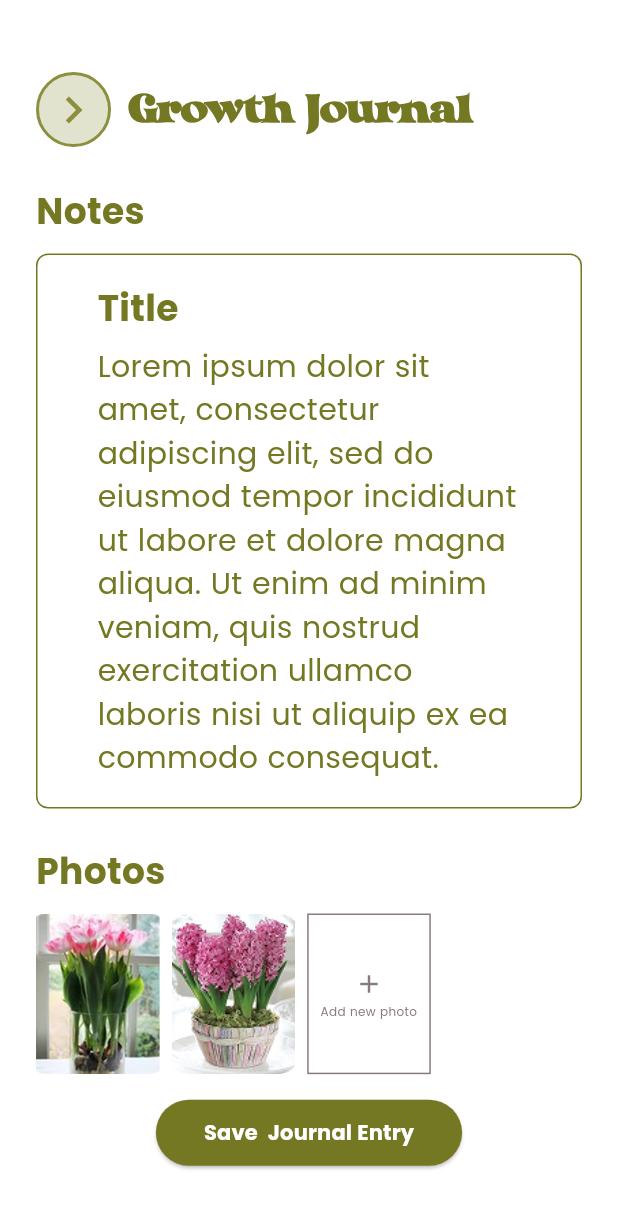
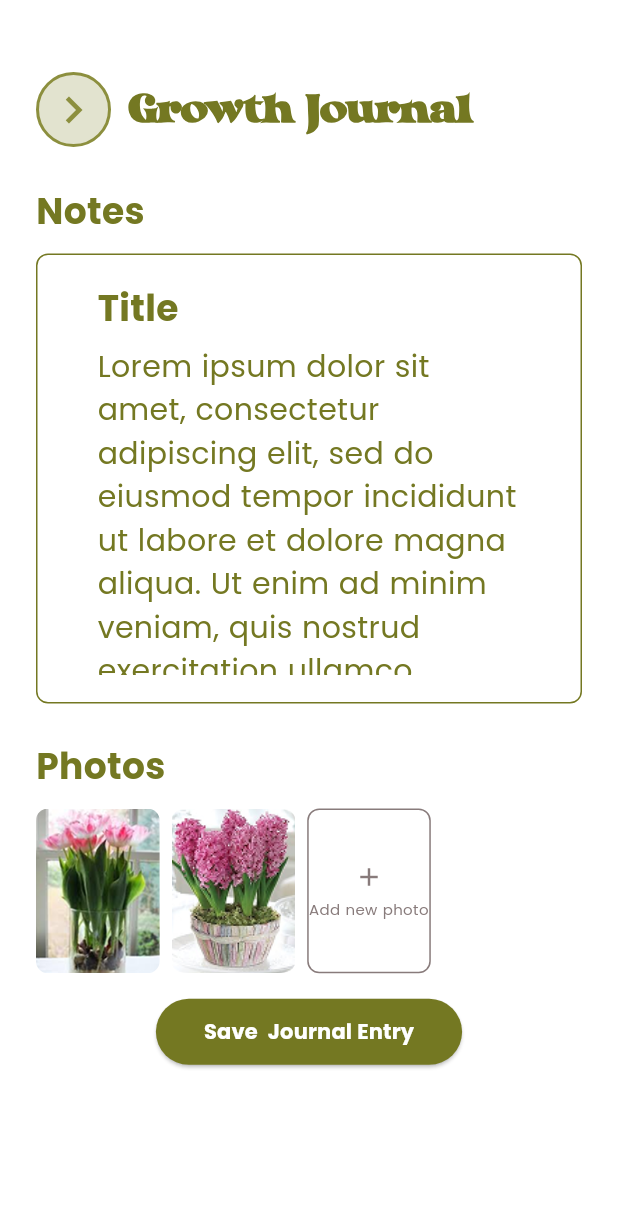
Before and after one commit to breamier/sproutly, a Flutter app: the GrowthJournalScreen screen opened directly, on a phone screen of 412 x 824 dp. Shown: the top 1209 px of the screen. Run offline on Flutter 3.47's test engine with Material 3 defaults, Android fonts, the light colour scheme and no system bars; our stand-ins replace cloud_firestore, firebase_core, flutter_local_notifications, flutter_timezone, permission_handler, timezone; accounts and stored records are empty.

Commit message:
Growth Journal Revamp4

```diff
--- a/lib/screens/growthjournal_screen.dart
+++ b/lib/screens/growthjournal_screen.dart
@@ -10,22 +10,28 @@ class GrowthJournalScreen extends StatelessWidget {
     fontFamily: 'Curvilingus',
     fontWeight: FontWeight.w700,
     fontSize: 40,
-    color: Color(0xFF747822),
+    color: oliveGreen,
   );
 
   static const TextStyle headingFont = TextStyle(
     fontFamily: 'Poppins',
     fontWeight: FontWeight.w700,
     fontSize: 24,
-    color: Color(0xFF747822),
+    color: oliveGreen,
   );
 
   static const TextStyle bodyFont = TextStyle(
     fontFamily: 'Poppins',
     fontWeight: FontWeight.w400,
     fontSize: 20,
-    color: Color(0xFF747822),
+    color: oliveGreen,
   );
+
+  // Example mock image paths – replace with dynamic data later
+  final List<String> imagePaths = const [
+    'assets/tulips.png',
+    'assets/hyacinth.png',
+  ];
 
   @override
   Widget build(BuildContext context) {
@@ -59,7 +65,7 @@ class GrowthJournalScreen extends StatelessWidget {
                         ),
                       );
                     },
-                    child: Icon(
+                    child: const Icon(
                       Icons.chevron_right,
                       color: Color(0xFF8C8F3E),
                       size: 36,
@@ -73,7 +79,7 @@ class GrowthJournalScreen extends StatelessWidget {
                     fontFamily: 'Curvilingus',
                     fontWeight: FontWeight.w700,
                     fontSize: MediaQuery.of(context).size.width * 0.08,
-                    color: const Color(0xFF747822),
+                    color: oliveGreen,
                   ),
                 ),
               ],
@@ -86,6 +92,7 @@ class GrowthJournalScreen extends StatelessWidget {
 
             Container(
               width: double.infinity,
+              height: 300,
               padding: const EdgeInsets.symmetric(horizontal: 40, vertical: 18),
               decoration: BoxDecoration(
                 border: Border.all(color: oliveGreen),
@@ -96,9 +103,15 @@ class GrowthJournalScreen extends StatelessWidget {
                 children: [
                   Text("Title", style: headingFont),
                   SizedBox(height: 8),
-                  Text(
-                    "Lorem ipsum dolor sit amet, consectetur adipiscing elit, sed do eiusmod tempor incididunt ut labore et dolore magna aliqua. Ut enim ad minim veniam, quis nostrud exercitation ullamco laboris nisi ut aliquip ex ea commodo consequat.",
+                  Expanded(
+                    child: SingleChildScrollView(
+                      child: Text(
+                        "Lorem ipsum dolor sit amet, consectetur adipiscing elit, sed do eiusmod tempor incididunt ut labore et dolore magna aliqua. "
+                        "Ut enim ad minim veniam, quis nostrud exercitation ullamco laboris nisi ut aliquip ex ea commodo consequat. "
+                        "Duis aute irure dolor in reprehenderit in voluptate velit esse cillum dolore eu fugiat nulla pariatur.",
                         style: bodyFont,
+                      ),
+                    ),
                   ),
                 ],
               ),
@@ -112,21 +125,24 @@ class GrowthJournalScreen extends StatelessWidget {
               scrollDirection: Axis.horizontal,
               child: Row(
                 children: [
-                  _buildPhoto(context, "assets/tulips.png"),
-                  const SizedBox(width: 8),
-                  _buildPhoto(context, "assets/hyacinth.png"),
-                  const SizedBox(width: 8),
+                  ...imagePaths.map(
+                    (path) => Padding(
+                      padding: const EdgeInsets.only(right: 8),
+                      child: _buildPhoto(context, path),
+                    ),
+                  ),
                   _buildAddPhotoBox(context),
                 ],
               ),
             ),
 
-            // const Spacer(),
             const SizedBox(height: 15),
 
             Center(
               child: ElevatedButton(
-                onPressed: () {},
+                onPressed: () {
+                  // TODO: Implement save logic
+                },
                 style: ElevatedButton.styleFrom(
                   backgroundColor: oliveGreen,
                   shape: RoundedRectangleBorder(
@@ -156,30 +172,32 @@ class GrowthJournalScreen extends StatelessWidget {
 
   Widget _buildPhoto(BuildContext context, String path) {
     final screenWidth = MediaQuery.of(context).size.width;
-    final imageWidth = screenWidth * 0.2;
-    final imageHeight = imageWidth * 1.30;
+    final photoWidth = screenWidth * 0.2;
 
-    return ClipRRect(
-      child: Image.asset(
-        path,
-        width: imageWidth,
-        height: imageHeight,
-        fit: BoxFit.cover,
+    return SizedBox(
+      width: photoWidth,
+      child: AspectRatio(
+        aspectRatio: 3 / 4,
+        child: ClipRRect(
+          borderRadius: BorderRadius.circular(8),
+          child: Image.asset(path, fit: BoxFit.cover),
+        ),
       ),
     );
   }
 
   Widget _buildAddPhotoBox(BuildContext context) {
     final screenWidth = MediaQuery.of(context).size.width;
-    final imageWidth = screenWidth * 0.2;
-    final imageHeight = imageWidth * 1.30;
+    final boxWidth = screenWidth * 0.2;
 
-    return Container(
-      width: imageWidth,
-      height: imageHeight,
+    return SizedBox(
+      width: boxWidth,
+      child: AspectRatio(
+        aspectRatio: 3 / 4, // Matches image aspect ratio
+        child: Container(
           decoration: BoxDecoration(
-        border: Border.all(color: Color.fromARGB(255, 136, 123, 123)),
-        // borderRadius: BorderRadius.circular(4),
+            border: Border.all(color: const Color.fromARGB(255, 136, 123, 123)),
+            borderRadius: BorderRadius.circular(8),
           ),
           child: const Center(
             child: Column(
@@ -190,12 +208,12 @@ class GrowthJournalScreen extends StatelessWidget {
                   size: 20,
                   color: Color.fromARGB(255, 136, 123, 123),
                 ),
-            SizedBox(height: 2),
+                SizedBox(height: 4),
                 Text(
                   "Add new photo",
                   style: TextStyle(
                     fontFamily: 'Poppins',
-                fontSize: 8,
+                    fontSize: 10,
                     color: Color.fromARGB(255, 136, 123, 123),
                   ),
                   textAlign: TextAlign.center,
@@ -203,6 +221,8 @@ class GrowthJournalScreen extends StatelessWidget {
               ],
             ),
           ),
+        ),
+      ),
     );
   }
 }
```
Lines whose indentation alone changed are shown as unchanged.
